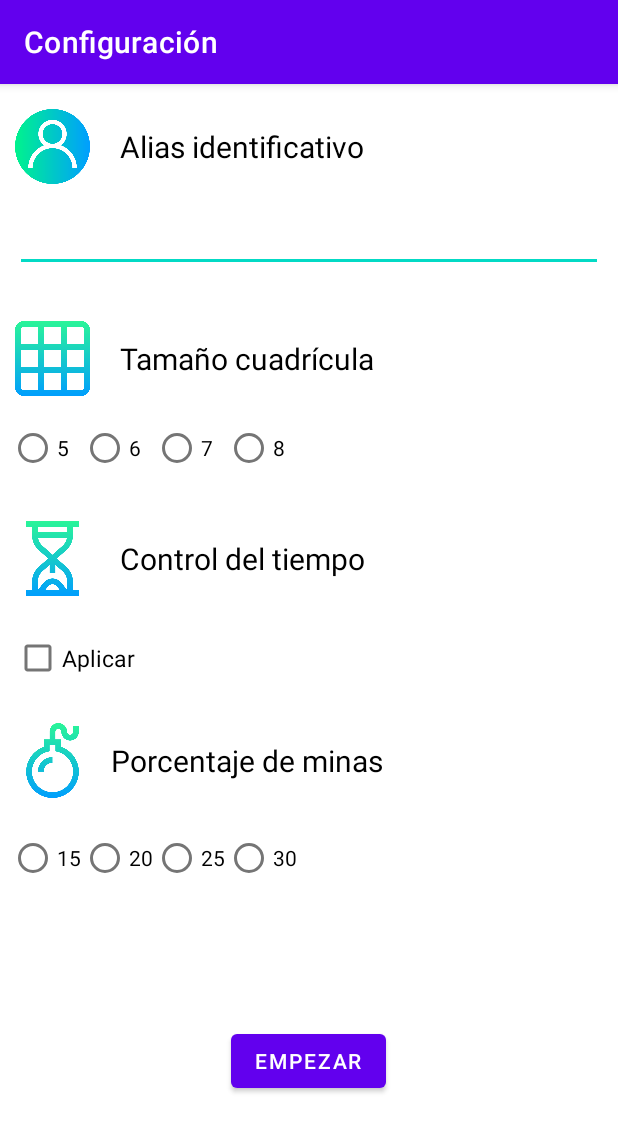
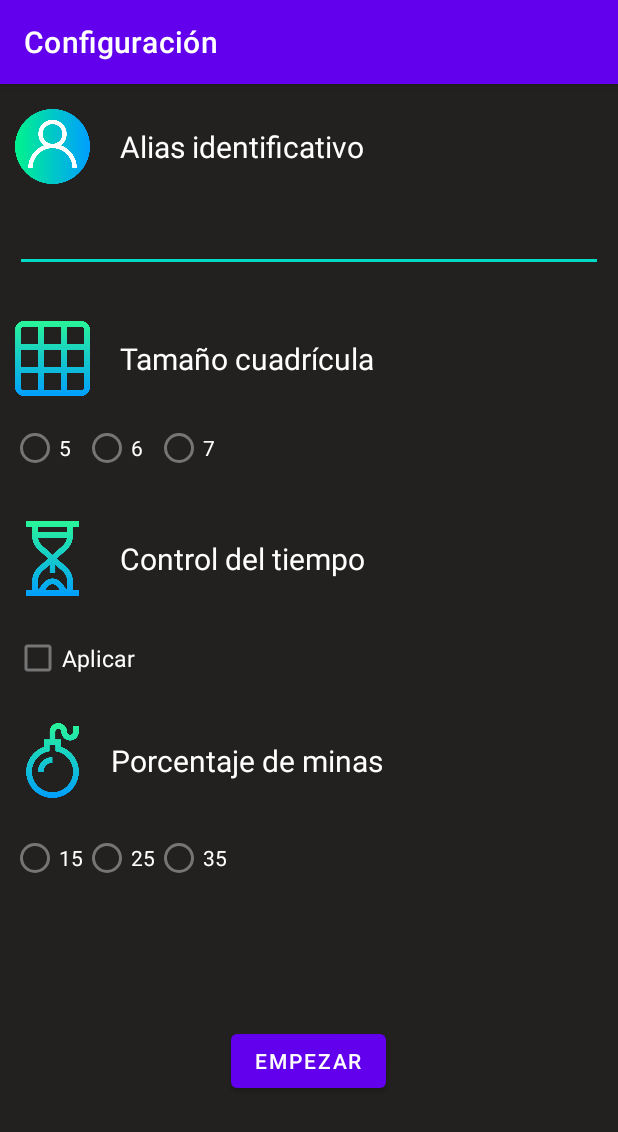
Before and after one commit to MarioMontanuy/Buscaminas, an Android app: the ActivityConfig screen opened directly, with no data from a screen before it, on a phone screen of 412 x 824 dp. Shown: the top 1132 px of the screen. Run offline under Robolectric (Android 15) with nearby library versions, the phone set to English and light mode, and no system bars.

Commit message:
Functionality working

```diff
--- a/app/src/main/java/com/example/buscaminas/ActivityConfig.kt
+++ b/app/src/main/java/com/example/buscaminas/ActivityConfig.kt
@@ -29,7 +29,7 @@ class ActivityConfig: AppCompatActivity(){
         if (gridSize == null || bombPercentage == null){
             return
         }
-        Toast.makeText(this, "Todo Ok", Toast.LENGTH_LONG).show()
+//        Toast.makeText(this, "Todo Ok", Toast.LENGTH_LONG).show()
         val intent = Intent(this, ActivityGame::class.java)
         val bundle = Bundle()
         bundle.putString("playerName", playerName.toString())
--- a/app/src/main/res/layout/activity_config.xml
+++ b/app/src/main/res/layout/activity_config.xml
@@ -4,7 +4,7 @@
     xmlns:tools="http://schemas.android.com/tools"
     android:layout_width="match_parent"
     android:layout_height="match_parent"
-    android:background="#00232120"
+    android:background="#232120"
     tools:context=".MainActivity"
     tools:layout_editor_absoluteX="1dp"
     tools:layout_editor_absoluteY="0dp">
@@ -28,7 +28,7 @@
         android:background="#00FFFFFF"
         android:gravity="center_vertical"
         android:text="@string/alias"
-        android:textColor="@color/black"
+        android:textColor="@color/white"
         android:textSize="20sp"
         app:layout_constraintBottom_toBottomOf="parent"
         app:layout_constraintHorizontal_bias="0.321"
@@ -44,6 +44,8 @@
         android:layout_margin="10dp"
         android:ems="10"
         android:inputType="textPersonName"
+        android:shadowColor="@color/white"
+        android:textColor="@color/white"
         app:layout_constraintBottom_toBottomOf="parent"
         app:layout_constraintLeft_toLeftOf="parent"
         app:layout_constraintRight_toRightOf="parent"
@@ -92,7 +94,7 @@
         android:layout_height="50dp"
         android:gravity="center_vertical"
         android:text="@string/gridSize"
-        android:textColor="@color/black"
+        android:textColor="@color/white"
         android:textSize="20sp"
         app:layout_constraintBottom_toBottomOf="parent"
         app:layout_constraintHorizontal_bias="0.33"
@@ -117,29 +119,25 @@
             android:id="@+id/radioButton5"
             android:layout_width="wrap_content"
             android:layout_height="wrap_content"
-            android:text="@string/gridSize1" />
+            android:text="@string/gridSize1"
+            android:textColor="@color/white" />
 
         <RadioButton
             android:id="@+id/radioButton6"
             android:layout_width="wrap_content"
             android:layout_height="wrap_content"
-            android:text="@string/gridSize2" />
+            android:text="@string/gridSize2"
+            android:textColor="@color/white" />
 
         <RadioButton
             android:id="@+id/radioButton7"
             android:layout_width="wrap_content"
             android:layout_height="wrap_content"
             android:text="@string/gridSize3"
+            android:textColor="@color/white"
             tools:layout_editor_absoluteX="33dp"
             tools:layout_editor_absoluteY="350dp" />
 
-        <RadioButton
-            android:id="@+id/radioButton8"
-            android:layout_width="wrap_content"
-            android:layout_height="wrap_content"
-            android:text="@string/gridSize4"
-            tools:layout_editor_absoluteX="33dp"
-            tools:layout_editor_absoluteY="350dp" />
     </RadioGroup>
 
     <RadioGroup
@@ -158,27 +156,22 @@
             android:id="@+id/radioButton1"
             android:layout_width="wrap_content"
             android:layout_height="wrap_content"
-            android:text="@string/difficulty1" />
+            android:text="@string/difficulty1"
+            android:textColor="@color/white" />
 
         <RadioButton
             android:id="@+id/radioButton2"
             android:layout_width="wrap_content"
             android:layout_height="wrap_content"
-            android:text="@string/difficulty2" />
+            android:text="@string/difficulty2"
+            android:textColor="@color/white" />
 
         <RadioButton
             android:id="@+id/radioButton3"
             android:layout_width="wrap_content"
             android:layout_height="wrap_content"
             android:text="@string/difficulty3"
-            tools:layout_editor_absoluteX="33dp"
-            tools:layout_editor_absoluteY="350dp" />
-
-        <RadioButton
-            android:id="@+id/radioButton4"
-            android:layout_width="wrap_content"
-            android:layout_height="wrap_content"
-            android:text="@string/difficulty4"
+            android:textColor="@color/white"
             tools:layout_editor_absoluteX="33dp"
             tools:layout_editor_absoluteY="350dp" />
     </RadioGroup>
@@ -189,7 +182,7 @@
         android:layout_height="50dp"
         android:gravity="center_vertical"
         android:text="@string/time"
-        android:textColor="@color/black"
+        android:textColor="@color/white"
         android:textSize="20sp"
         app:layout_constraintBottom_toBottomOf="parent"
         app:layout_constraintHorizontal_bias="0.321"
@@ -204,7 +197,7 @@
         android:layout_height="50dp"
         android:gravity="center_vertical"
         android:text="@string/minas"
-        android:textColor="@color/black"
+        android:textColor="@color/white"
         android:textSize="20sp"
         app:layout_constraintBottom_toBottomOf="parent"
         app:layout_constraintHorizontal_bias="0.321"
@@ -218,6 +211,7 @@
         android:layout_width="wrap_content"
         android:layout_height="50dp"
         android:text="@string/apply"
+        android:textColor="@color/white"
         android:textSize="15sp"
         app:layout_constraintBottom_toBottomOf="parent"
         app:layout_constraintHorizontal_bias="0.029"
--- a/app/src/main/res/values/strings.xml
+++ b/app/src/main/res/values/strings.xml
@@ -6,7 +6,7 @@
     <string name="welcome">Bienvenido al juego del BUSCAMINAS!</string>
     <string name="howToPlay1">El juego consiste en despejar todas las casillas de una parrilla que no oculten una mina.</string>
     <string name="howToPlay2">Algunas casillas tienen un número, este número indica las minas que suman todas las casillas circundantes. Así, si una casilla tiene el numero 3, significa que de las ocho casillas que hay alrededor (si no es en una esquina o al borde) hay 3 con minas y 5 sin minas.</string>
-    <string name="howToPlay3">Si se descubre una casilla con un mina SE PIERDE la partida. En otro caso, descubres todas las casillas sin mina GANAS !!</string>
+    <string name="howToPlay3">Si se descubre una casilla con una mina SE PIERDE la partida. En otro caso, descubres todas las casillas sin mina GANAS !!</string>
     <string name="howToPlay4">Puedes configurar el número de filas de una parrilla, el porcentaje de minas en la misma y si quieres que haya un tiempo máximo para completar el juego</string>
     <string name="backToGame">Ir al juego</string>
     <string name="alias">Alias identificativo</string>
@@ -16,12 +16,10 @@
     <string name="start">Empezar</string>
     <string name="apply">Aplicar</string>
     <string name="difficulty1">15</string>
-    <string name="difficulty2">20</string>
-    <string name="difficulty3">25</string>
-    <string name="difficulty4">30</string>
+    <string name="difficulty2">25</string>
+    <string name="difficulty3">35</string>
     <string name="gridSize1">5</string>
     <string name="gridSize2">6</string>
     <string name="gridSize3">7</string>
-    <string name="gridSize4">8</string>
     <string name="email">ejemplo@ejemplo.es</string>
 </resources>
```
Also changed, not shown: app/src/main/java/com/example/buscaminas/ActivityGame.kt (+55 -20 lines), app/src/main/java/com/example/buscaminas/GridAdapter.kt (+25 -9 lines), app/src/main/java/com/example/buscaminas/PopUpFinishGame.kt (+13 -0 lines), app/src/main/res/layout/activity_game.xml (+4 -4 lines), app/src/main/res/layout/activity_help.xml (+17 -17 lines), app/src/main/res/layout/activity_main.xml (+3 -11 lines), app/src/main/res/layout/activity_result.xml (+11 -5 lines), app/src/main/res/layout/popup_finishgame.xml (+5 -13 lines), app/src/main/res/drawable/number3.png.
